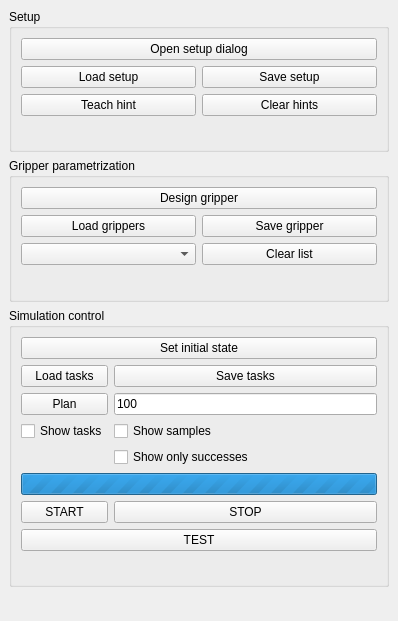
The window that RobWorkSim/src/sandbox/grippers/GraspPlugin/GraspPlugin.ui (onier/RobWork) describes before a commit, drawn with Qt 5.
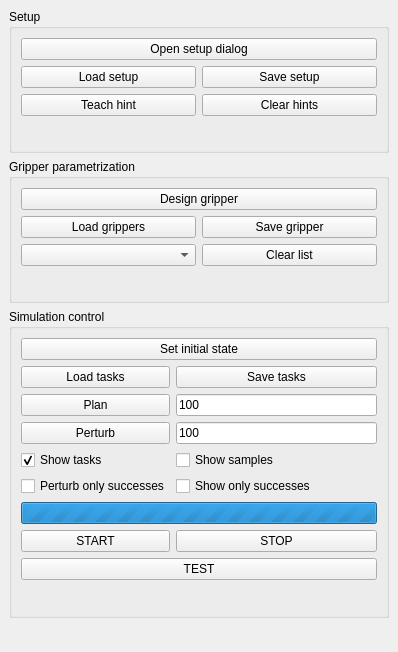
The same window after the commit.

Commit message: - Added another round of testing for obtaining robustness metric - Robustness is now also saved in gripper's XML file (backwards compatible) - Added optional Stroke parameter for gripper XML, which overwrites Jawdist (backwards compatible) - Possible to test robustness in plugin - Added command line switches to evaluate script, so it's possible to test robustness that way too

The edit to the form file:
```diff
--- a/RobWorkSim/src/sandbox/grippers/GraspPlugin/GraspPlugin.ui
+++ b/RobWorkSim/src/sandbox/grippers/GraspPlugin/GraspPlugin.ui
@@ -7,7 +7,7 @@
     <x>0</x>
     <y>0</y>
     <width>398</width>
-    <height>621</height>
+    <height>652</height>
    </rect>
   </property>
   <property name="windowTitle">
@@ -131,18 +131,34 @@
        <string>Simulation control</string>
       </property>
       <layout class="QGridLayout" name="gridLayout_5">
-       <item row="7" column="0" colspan="2">
+       <item row="9" column="0" colspan="2">
+        <spacer name="verticalSpacer_3">
+         <property name="orientation">
+          <enum>Qt::Vertical</enum>
+         </property>
+         <property name="sizeHint" stdset="0">
+          <size>
+           <width>20</width>
+           <height>40</height>
+          </size>
+         </property>
+        </spacer>
+       </item>
+       <item row="8" column="0" colspan="2">
         <widget class="QPushButton" name="testButton">
          <property name="text">
           <string>TEST</string>
          </property>
         </widget>
        </item>
-       <item row="3" column="0">
+       <item row="4" column="0">
         <widget class="QCheckBox" name="showCheck">
          <property name="text">
           <string>Show tasks</string>
          </property>
+         <property name="checked">
+          <bool>true</bool>
+         </property>
         </widget>
        </item>
        <item row="1" column="0">
@@ -152,7 +168,7 @@
          </property>
         </widget>
        </item>
-       <item row="5" column="0" colspan="2">
+       <item row="6" column="0" colspan="2">
         <widget class="QProgressBar" name="progressBar">
          <property name="maximum">
           <number>0</number>
@@ -186,7 +202,7 @@
          </property>
         </widget>
        </item>
-       <item row="4" column="1">
+       <item row="5" column="1">
         <widget class="QCheckBox" name="successCheck">
          <property name="text">
           <string>Show only successes</string>
@@ -200,39 +216,47 @@
          </property>
         </widget>
        </item>
-       <item row="3" column="1">
+       <item row="4" column="1">
         <widget class="QCheckBox" name="samplesCheck">
          <property name="text">
           <string>Show samples</string>
          </property>
         </widget>
        </item>
-       <item row="6" column="0">
+       <item row="7" column="0">
         <widget class="QPushButton" name="startButton">
          <property name="text">
           <string>START</string>
          </property>
         </widget>
        </item>
-       <item row="6" column="1">
+       <item row="7" column="1">
         <widget class="QPushButton" name="stopButton">
          <property name="text">
           <string>STOP</string>
          </property>
         </widget>
        </item>
-       <item row="8" column="0" colspan="2">
-        <spacer name="verticalSpacer_3">
-         <property name="orientation">
-          <enum>Qt::Vertical</enum>
+       <item row="3" column="0">
+        <widget class="QPushButton" name="perturbButton">
+         <property name="text">
+          <string>Perturb</string>
          </property>
-         <property name="sizeHint" stdset="0">
-          <size>
-           <width>20</width>
-           <height>40</height>
-          </size>
+        </widget>
+       </item>
+       <item row="3" column="1">
+        <widget class="QLineEdit" name="perturbEdit">
+         <property name="text">
+          <string>100</string>
          </property>
-        </spacer>
+        </widget>
+       </item>
+       <item row="5" column="0">
+        <widget class="QCheckBox" name="perturbBox">
+         <property name="text">
+          <string>Perturb only successes</string>
+         </property>
+        </widget>
        </item>
       </layout>
      </widget>
```
The commit also changes 10 other files.
